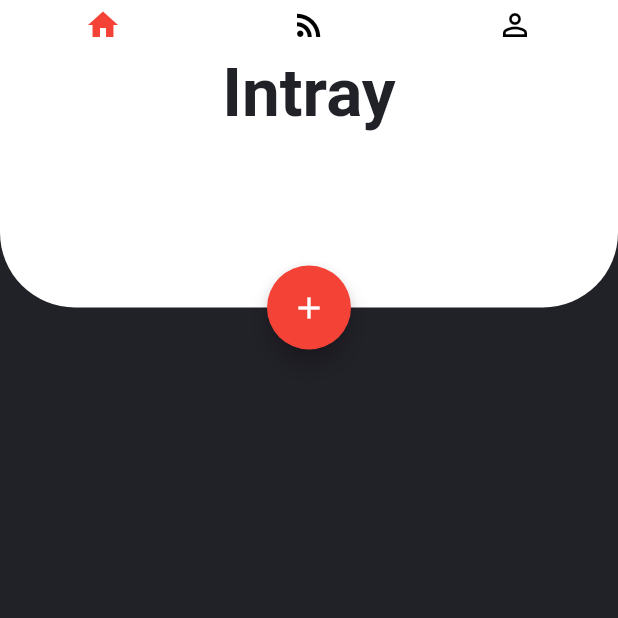
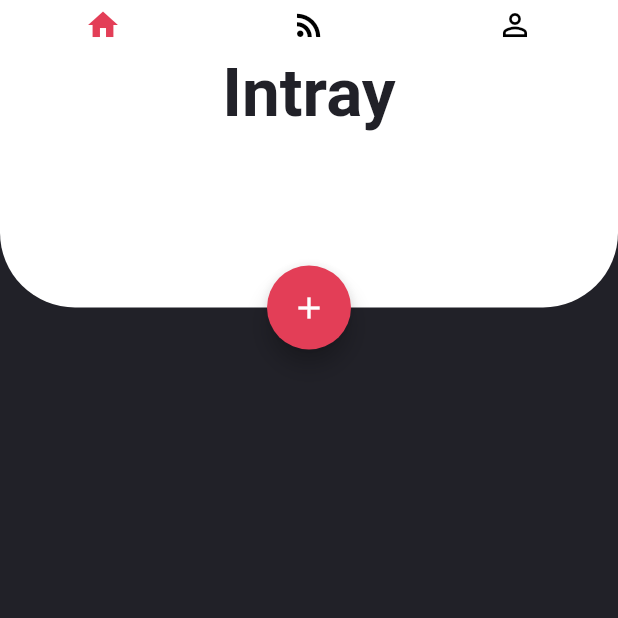
Before and after one commit to fkursun/todoApp, a Flutter app: the screen it shows after launch, on a phone screen of 412 x 824 dp, the top half of it. Run offline on Flutter 3.47's test engine with Material 2 defaults, Android fonts, the phone set to English and light mode, and no system bars; Roboto replaces fonts that are missing (Avenir).

Commit message:
file structure

```diff
--- a/lib/salver.dart
+++ b/lib/components/salver.dart
@@ -1,6 +1,5 @@
-import "package:flutter/material.dart";
-
-import "./models/global.dart";
+import 'package:flutter/material.dart';
+import 'package:todo_app/models/global.dart';
 
 class Salver extends StatelessWidget {
   @override
@@ -29,7 +28,7 @@ class Salver extends StatelessWidget {
                 child: Align(
               child: FloatingActionButton(
                 child: Icon(Icons.add),
-                backgroundColor: Colors.red,
+                backgroundColor: red,
                 onPressed: () => print("hello"),
               ),
               alignment: Alignment.bottomCenter,
--- /dev/null
+++ b/lib/containers/salver.dart
@@ -0,0 +1,16 @@
+import 'package:flutter/material.dart';
+import 'package:todo_app/models/global.dart';
+
+class Salver extends StatefulWidget {
+  @override
+  _SalverState createState() => _SalverState();
+}
+
+class _SalverState extends State<Salver> {
+  @override
+  Widget build(BuildContext context) {
+    return Container(
+      color: darkGrey,
+    );
+  }
+}
--- a/lib/main.dart
+++ b/lib/main.dart
@@ -1,7 +1,7 @@
 import 'package:flutter/material.dart';
 import 'package:todo_app/models/global.dart';
-import "./salver.dart";
 import "./navbar.dart";
+import "./components/salver.dart";
 
 void main() => runApp(MyApp());
 
@@ -25,26 +25,24 @@ class MyHomePage extends StatefulWidget {
   _MyHomePageState createState() => _MyHomePageState();
 }
 
-void func() {}
-
 class _MyHomePageState extends State<MyHomePage> {
   @override
   Widget build(BuildContext context) {
     return MaterialApp(
       debugShowCheckedModeBanner: false,
-      color: Colors.yellow,
       home: SafeArea(
           child: DefaultTabController(
         length: 3,
         child: new Scaffold(
-          resizeToAvoidBottomPadding: false,
           body: Stack(
             children: <Widget>[
               TabBarView(
                 children: [
                   new Container(
-                    color: darkGrey,
-                  ),
+                      color: darkGrey,
+                      child: Column(
+                        children: <Widget>[Salver()],
+                      )),
                   new Container(
                     color: darkGrey,
                   ),
@@ -53,7 +51,6 @@ class _MyHomePageState extends State<MyHomePage> {
                   ),
                 ],
               ),
-              Salver(),
             ],
           ),
           appBar: Navbar(),
--- a/lib/models/global.dart
+++ b/lib/models/global.dart
@@ -1,6 +1,7 @@
 import "package:flutter/material.dart";
 
 Color darkGrey = new Color(0xff212128);
+Color red = new Color(0xffe33e57);
 
 TextStyle salverTitle = new TextStyle(
     fontFamily: "Avenir",
--- a/lib/navbar.dart
+++ b/lib/navbar.dart
@@ -1,4 +1,7 @@
 import "package:flutter/material.dart";
+import 'package:todo_app/models/global.dart';
+
+import './containers/salver.dart';
 
 class Navbar extends StatelessWidget with PreferredSizeWidget {
   @override
@@ -15,7 +18,7 @@ class Navbar extends StatelessWidget with PreferredSizeWidget {
           icon: new Icon(Icons.perm_identity),
         )
       ],
-      labelColor: Colors.red,
+      labelColor: red,
       unselectedLabelColor: Colors.black,
       indicatorSize: TabBarIndicatorSize.label,
       indicatorColor: Colors.transparent,
```
